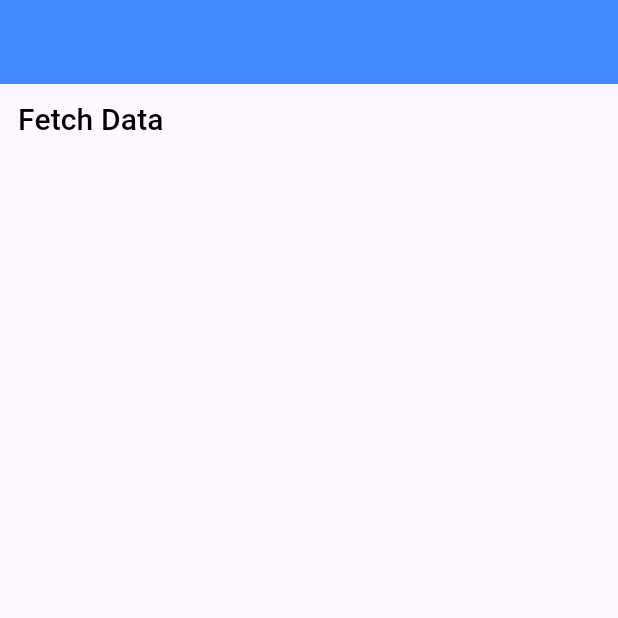
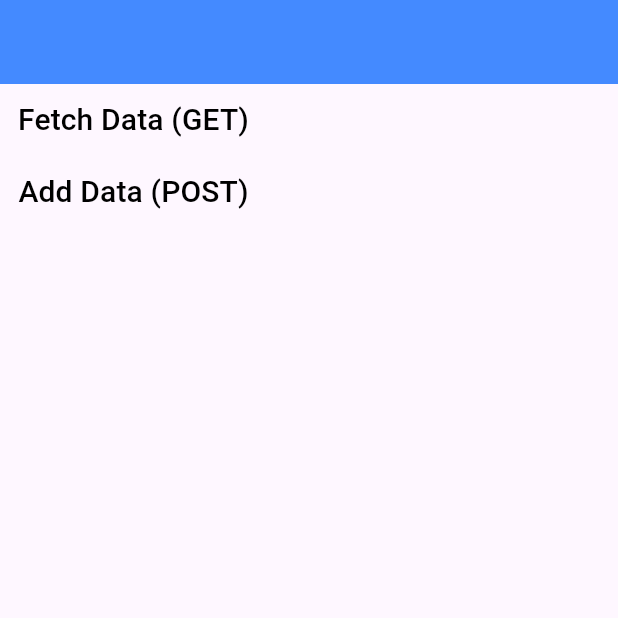
Before and after one commit to Digvijay0911/Flutter-dio-api-calling, a Flutter app: the screen it shows after launch, on a phone screen of 412 x 824 dp, the top half of it. Run offline on Flutter 3.47's test engine with Material 3 defaults, Android fonts, the phone set to English and light mode, and no system bars; our stand-ins replace dio.

Commit message:
add data using dio

```diff
--- a/lib/api/api_method.dart
+++ b/lib/api/api_method.dart
@@ -1,11 +1,23 @@
 import 'package:dio/dio.dart';
 
 class ApiMethods {
+// 1. Get
+  static void fetchData() async {
+    var dio = Dio();
+    var response =
+        await dio.get("https://jsonplaceholder.typicode.com/todos/1");
+    print(response.statusCode);
+    print(response.data.toString());
+  }
 
-// 1. Get
-  static void fetchData()async{
+  // Post
+  static void addData() async {
     var dio = Dio();
-    var response = await dio.get("https://jsonplaceholder.typicode.com/todos/1");
+    var response =
+        await dio.post("https://jsonplaceholder.typicode.com/posts", data: {
+      "name": "Hemant",
+      "email": "hemant123@gmail.com",
+    });
     print(response.statusCode);
     print(response.data.toString());
   }
--- a/lib/view/api_screen.dart
+++ b/lib/view/api_screen.dart
@@ -1,4 +1,6 @@
 import 'package:flutter/material.dart';
+import 'package:flutter_dio_api_calling/api/api_method.dart';
+
 class ApiScreen extends StatelessWidget {
   const ApiScreen({super.key});
 
@@ -12,9 +14,18 @@ class ApiScreen extends StatelessWidget {
         children: [
           TextButton(
               onPressed: () {
+                ApiMethods.fetchData();
               },
               child: const Text(
-                "Fetch Data",
+                "Fetch Data (GET)",
+                style: TextStyle(fontSize: 20, color: Colors.black),
+              )),
+          TextButton(
+              onPressed: () {
+                ApiMethods.addData();
+              },
+              child: const Text(
+                "Add Data (POST)",
                 style: TextStyle(fontSize: 20, color: Colors.black),
               ))
         ],
```
